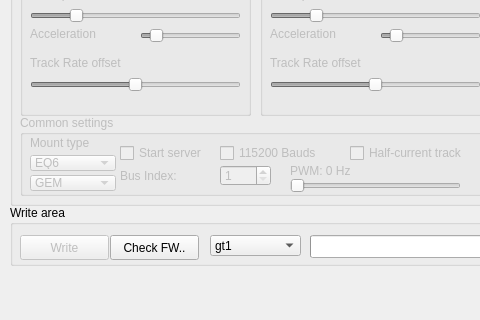
Qt form mainwindow.ui (ahp-electronics/gt-configurator) before a commit; both pictures show x 0 to 480 and y 385 to 705 of the 1100 by 705 pixel window.
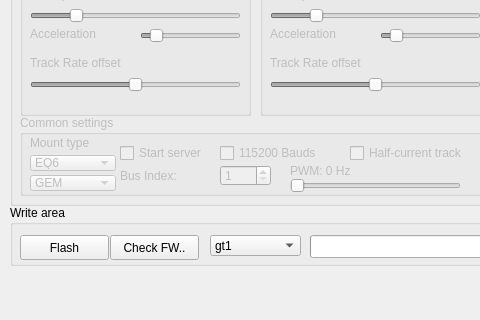
The same form after that commit.

Commit message: Flash button enabled by default

```diff
--- a/mainwindow.ui
+++ b/mainwindow.ui
@@ -2715,7 +2715,7 @@
     </property>
     <widget class="QPushButton" name="Write">
      <property name="enabled">
-      <bool>false</bool>
+      <bool>true</bool>
      </property>
      <property name="geometry">
       <rect>
@@ -2726,7 +2726,7 @@
       </rect>
      </property>
      <property name="text">
-      <string>Write</string>
+      <string>Flash</string>
      </property>
     </widget>
     <widget class="QProgressBar" name="progress">
```
